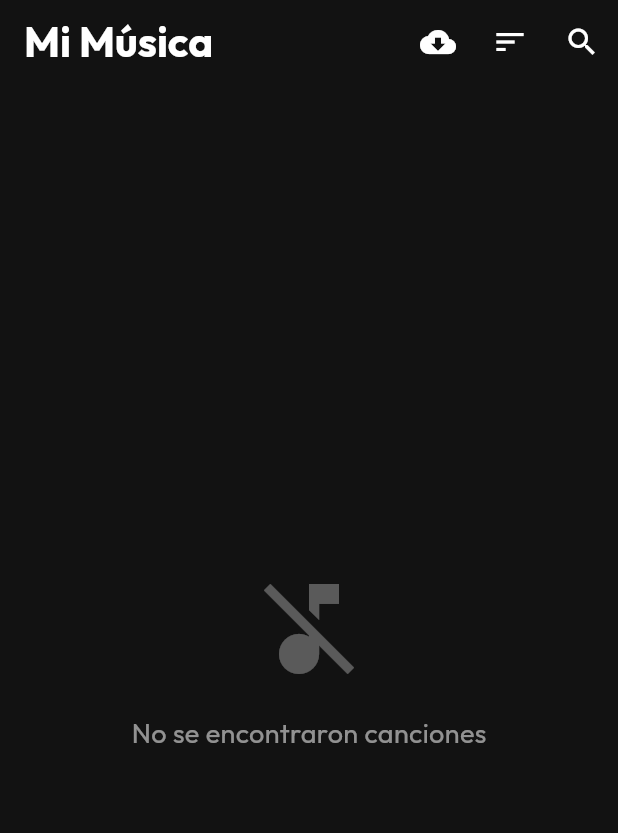
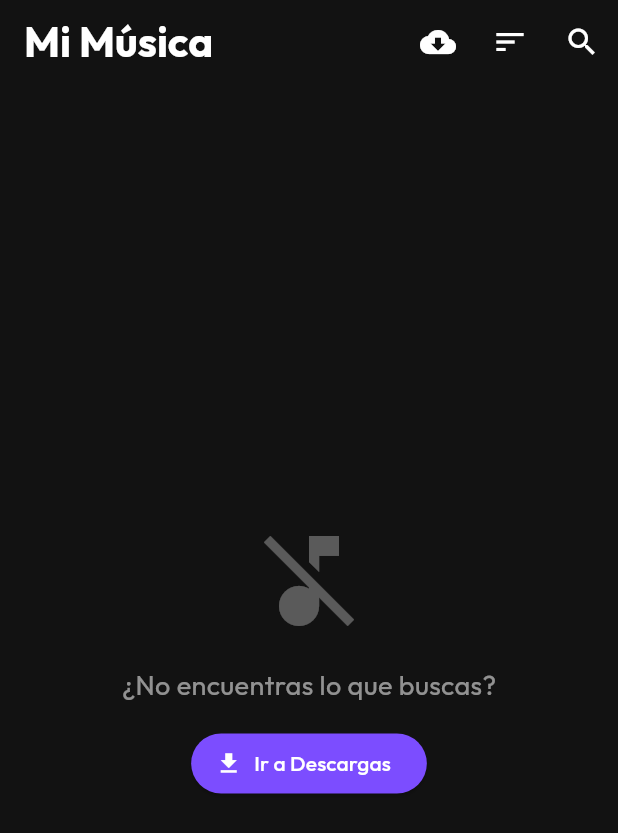
Before and after one commit to AngelGuevara04/NovaMusic, a Flutter app: the screen it shows after launch, on a phone screen of 412 x 824 dp. Shown: the top 833 px of the screen. Run offline on Flutter 3.47's test engine with Material 3 defaults, Android fonts, the phone set to English and light mode, and no system bars; our stand-ins replace audio_video_progress_bar, flutter_local_notifications, google_fonts, just_audio, just_audio_background, on_audio_query and 2 more; missing offline and left inert: ffmpeg_kit_flutter_audio, media_scanner, receive_sharing_intent, youtube_explode_dart.

Commit message:
Restaurar vista previa

```diff
--- a/lib/screens/home_screen.dart
+++ b/lib/screens/home_screen.dart
@@ -116,16 +116,32 @@ class _HomeScreenState extends State<HomeScreen> {
       body: Consumer<AudioProvider>(
         builder: (context, audioProvider, child) {
           if (audioProvider.songs.isEmpty) {
-            return const Center(
+            return Center(
               child: Column(
                 mainAxisAlignment: MainAxisAlignment.center,
                 children: [
-                  Icon(Icons.music_off, size: 80, color: Colors.white30),
-                  SizedBox(height: 16),
-                  Text(
-                    'No se encontraron canciones',
+                  const Icon(Icons.music_off, size: 80, color: Colors.white30),
+                  const SizedBox(height: 16),
+                  const Text(
+                    '¿No encuentras lo que buscas?',
                     style: TextStyle(color: Colors.white54, fontSize: 18),
                   ),
+                  const SizedBox(height: 16),
+                  ElevatedButton.icon(
+                    style: ElevatedButton.styleFrom(
+                      backgroundColor: Theme.of(context).primaryColor,
+                      foregroundColor: Colors.white,
+                      shape: RoundedRectangleBorder(borderRadius: BorderRadius.circular(20)),
+                    ),
+                    icon: const Icon(Icons.download),
+                    label: const Text('Ir a Descargas'),
+                    onPressed: () {
+                      Navigator.push(
+                        context,
+                        MaterialPageRoute(builder: (context) => const DownloaderScreen()),
+                      );
+                    },
+                  )
                 ],
               ),
             );
```
Also changed, not shown: lib/providers/downloader_provider.dart (+82 -0 lines), lib/screens/downloader_screen.dart (+23 -6 lines).
